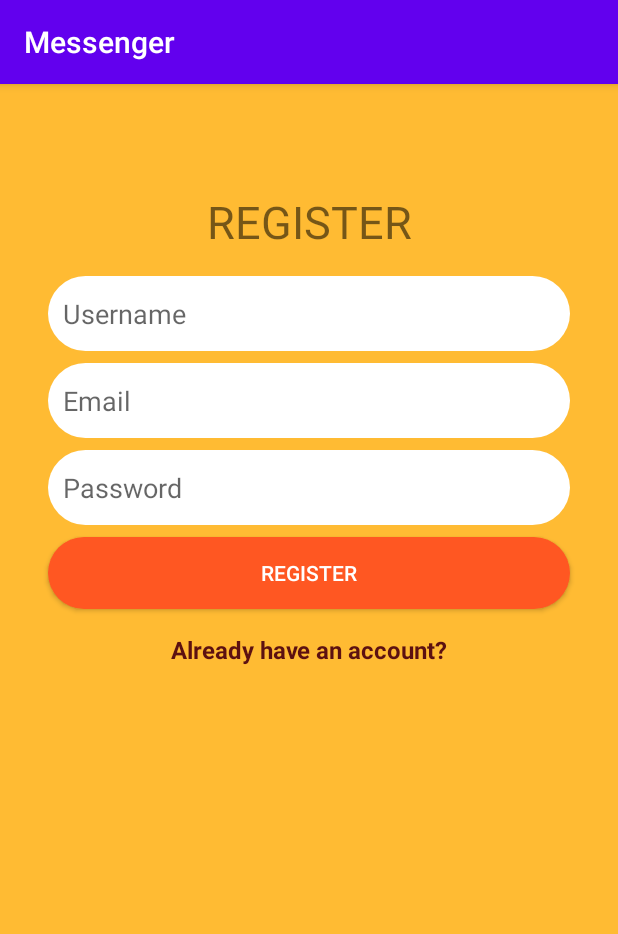
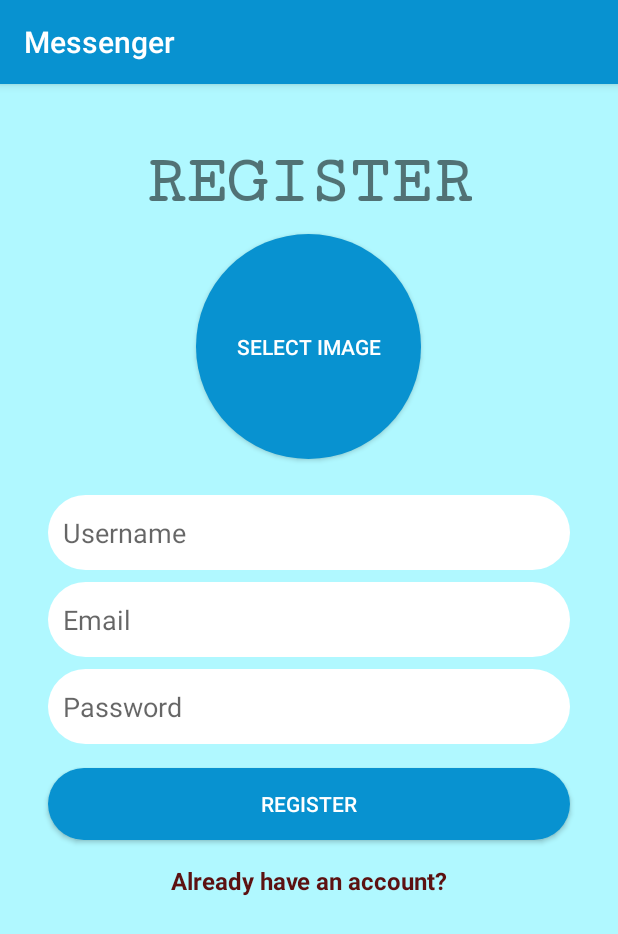
Before and after one commit to ayaniitgoa/Android-MessengerApp, an Android app: the screen it shows after launch (MainActivity before the commit, RegisterActivity after it), on a phone screen of 412 x 824 dp. Shown: the top 934 px of the screen. Run offline under Robolectric (Android 15) with nearby library versions, the phone set to English and light mode, and no system bars; our stand-ins replace CircleImageView, Firebase (no records; nobody signed in at launch, a user with empty details on screens opened directly).

Commit message:
Connected firebase DB, handled image upload, and changed UI colors.

```diff
--- a/app/build.gradle
+++ b/app/build.gradle
@@ -34,5 +34,8 @@ dependencies {
     androidTestImplementation 'androidx.test.espresso:espresso-core:3.2.0'
     implementation 'com.google.firebase:firebase-analytics:17.5.0'
     implementation 'com.google.firebase:firebase-auth-ktx:19.3.2'
+    implementation 'com.google.firebase:firebase-storage-ktx:19.1.1'
+    implementation 'com.google.firebase:firebase-database-ktx:19.3.1'
+    implementation 'de.hdodenhof:circleimageview:3.1.0'
 }
 apply plugin: 'com.google.gms.google-services'
--- a/app/src/main/AndroidManifest.xml
+++ b/app/src/main/AndroidManifest.xml
@@ -9,7 +9,7 @@
         android:roundIcon="@mipmap/ic_launcher_round"
         android:supportsRtl="true"
         android:theme="@style/AppTheme">
-        <activity android:name=".MainActivity">
+        <activity android:name=".RegisterActivity">
             <intent-filter>
                 <action android:name="android.intent.action.MAIN" />
 
--- a/app/src/main/java/com/example/messenger/MainActivity.kt
+++ /dev/null
@@ -1,52 +0,0 @@
-package com.example.messenger
-
-import android.content.Intent
-import androidx.appcompat.app.AppCompatActivity
-import android.os.Bundle
-import android.util.Log
-import android.widget.Toast
-import com.google.firebase.auth.FirebaseAuth
-import kotlinx.android.synthetic.main.activity_main.*
-
-class MainActivity : AppCompatActivity() {
-    override fun onCreate(savedInstanceState: Bundle?) {
-        super.onCreate(savedInstanceState)
-        setContentView(R.layout.activity_main)
-
-
-        register_button_register.setOnClickListener {
-            performRegister()
-        }
-
-        already_have_account_textview.setOnClickListener {
-            Log.d("MainActivity", "Show login page.")
-
-            val intent = Intent(this, LoginActivity::class.java)
-            startActivity(intent)
-        }
-    }
-
-    private fun performRegister() {
-        val email = email_edittext_registeration.text.toString()
-        val password = password_edittext_registeration.text.toString()
-
-        if (email.isEmpty() || password.isEmpty()){
-            Toast.makeText(this, "Please make sure you have filled email or password!", Toast.LENGTH_LONG).show()
-            return
-        }
-
-        Log.d("MainActivity",  " Email is $email" )
-        Log.d("MainActivity",  " Password is $password" )
-
-        FirebaseAuth.getInstance().createUserWithEmailAndPassword(email, password)
-            .addOnCompleteListener {
-                if (!it.isSuccessful) return@addOnCompleteListener
-
-                Log.d("Main", "Created using with id ${it.result?.user?.uid}")
-            }
-            .addOnFailureListener {
-                Toast.makeText(this, "Failed to create user. ${it.message}", Toast.LENGTH_LONG).show()
-                Log.d("Main", "Failed to create user: ${it.message}")
-            }
-    }
-}
--- a/app/src/main/res/drawable/rounded_button.xml
+++ b/app/src/main/res/drawable/profile_picture_rounded_button.xml
@@ -1,5 +1,5 @@
 <?xml version="1.0" encoding="utf-8"?>
 <shape xmlns:android="http://schemas.android.com/apk/res/android">
-    <solid android:color="#FF5722" />
-    <corners android:radius="25dp" />
+    <solid android:color="#0892d0" />
+    <corners android:radius="75dp" />
 </shape>
--- /dev/null
+++ b/app/src/main/res/drawable/rounded_register_login_button.xml
@@ -0,0 +1,5 @@
+<?xml version="1.0" encoding="utf-8"?>
+<shape xmlns:android="http://schemas.android.com/apk/res/android">
+    <solid android:color="#0892d0" />
+    <corners android:radius="25dp" />
+</shape>
--- a/app/src/main/res/layout/activity_main.xml
+++ b/app/src/main/res/layout/activity_register.xml
@@ -4,8 +4,8 @@
     xmlns:tools="http://schemas.android.com/tools"
     android:layout_width="match_parent"
     android:layout_height="match_parent"
-    android:background="@android:color/holo_orange_light"
-    tools:context=".MainActivity" >
+    android:background="#B0F8FF"
+    tools:context=".RegisterActivity">
 
     <EditText
         android:id="@+id/username_edittext_registeration"
@@ -13,7 +13,7 @@
         android:layout_height="50dp"
         android:layout_marginStart="32dp"
         android:layout_marginLeft="32dp"
-        android:layout_marginTop="128dp"
+        android:layout_marginTop="24dp"
         android:layout_marginEnd="32dp"
         android:layout_marginRight="32dp"
         android:background="@drawable/rounded_edittext_register_login"
@@ -25,7 +25,7 @@
         app:layout_constraintEnd_toEndOf="parent"
         app:layout_constraintHorizontal_bias="0.0"
         app:layout_constraintStart_toStartOf="parent"
-        app:layout_constraintTop_toTopOf="parent" />
+        app:layout_constraintTop_toBottomOf="@+id/profile_img_register" />
 
     <EditText
         android:id="@+id/email_edittext_registeration"
@@ -61,8 +61,8 @@
         android:id="@+id/register_button_register"
         android:layout_width="0dp"
         android:layout_height="wrap_content"
-        android:layout_marginTop="8dp"
-        android:background="@drawable/rounded_button"
+        android:layout_marginTop="16dp"
+        android:background="@drawable/rounded_register_login_button"
         android:text="Register"
         android:textColor="#FFFFFF"
         app:layout_constraintEnd_toEndOf="@+id/password_edittext_registeration"
@@ -83,14 +83,40 @@
         app:layout_constraintTop_toBottomOf="@+id/register_button_register" />
 
     <TextView
-        android:id="@+id/textView3"
+        android:id="@+id/register-top-heading"
         android:layout_width="wrap_content"
         android:layout_height="wrap_content"
-        android:layout_marginBottom="16dp"
+        android:layout_marginTop="40dp"
+        android:fontFamily="serif-monospace"
         android:text="REGISTER"
-        android:textSize="30sp"
-        app:layout_constraintBottom_toTopOf="@+id/username_edittext_registeration"
+        android:textSize="45sp"
+        android:textStyle="bold"
         app:layout_constraintEnd_toEndOf="parent"
-        app:layout_constraintStart_toStartOf="parent" />
+        app:layout_constraintHorizontal_bias="0.498"
+        app:layout_constraintStart_toStartOf="parent"
+        app:layout_constraintTop_toTopOf="parent" />
 
+    <Button
+        android:id="@+id/profile_img_register"
+        android:layout_width="150dp"
+        android:layout_height="150dp"
+        android:layout_marginTop="100dp"
+        android:background="@drawable/profile_picture_rounded_button"
+        android:text="Select Image"
+        android:textColor="#FFFFFF"
+        app:layout_constraintEnd_toEndOf="parent"
+        app:layout_constraintHorizontal_bias="0.498"
+        app:layout_constraintStart_toStartOf="parent"
+        app:layout_constraintTop_toTopOf="parent" />
+
+    <de.hdodenhof.circleimageview.CircleImageView
+        android:id="@+id/select_photo_register_view"
+        android:layout_width="150dp"
+        android:layout_height="150dp"
+        app:civ_border_color="#FF5722"
+        app:civ_border_width="4dp"
+        app:layout_constraintEnd_toEndOf="@+id/profile_img_register"
+        app:layout_constraintHorizontal_bias="0.0"
+        app:layout_constraintStart_toStartOf="@+id/profile_img_register"
+        app:layout_constraintTop_toTopOf="@+id/profile_img_register" />
 </androidx.constraintlayout.widget.ConstraintLayout>
--- a/app/src/main/res/values/styles.xml
+++ b/app/src/main/res/values/styles.xml
@@ -2,8 +2,8 @@
     <!-- Base application theme. -->
     <style name="AppTheme" parent="Theme.AppCompat.Light.DarkActionBar">
         <!-- Customize your theme here. -->
-        <item name="colorPrimary">@color/colorPrimary</item>
-        <item name="colorPrimaryDark">@color/colorPrimaryDark</item>
+        <item name="colorPrimary">#0892d0</item>
+        <item name="colorPrimaryDark">#0892d0</item>
         <item name="colorAccent">@color/colorAccent</item>
     </style>
 
```
Also changed, not shown: app/src/main/java/com/example/messenger/RegisterActivity.kt (added, +120 -0 lines), app/src/main/res/layout/activity_login.xml (+6 -4 lines), 1 other file.
